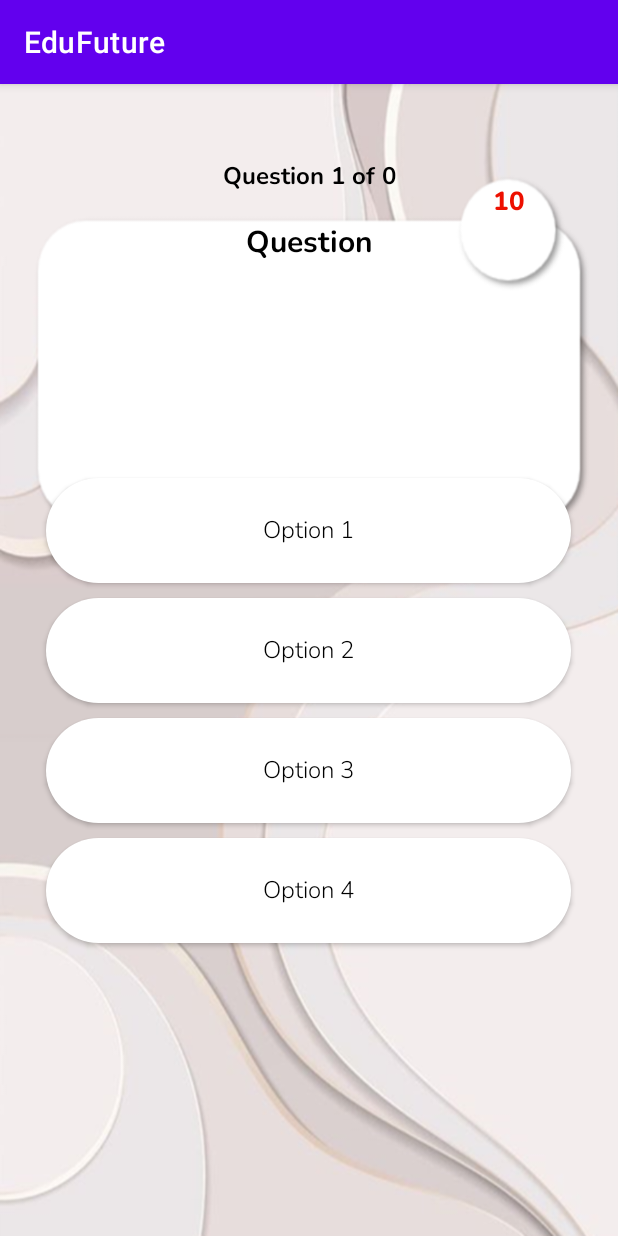
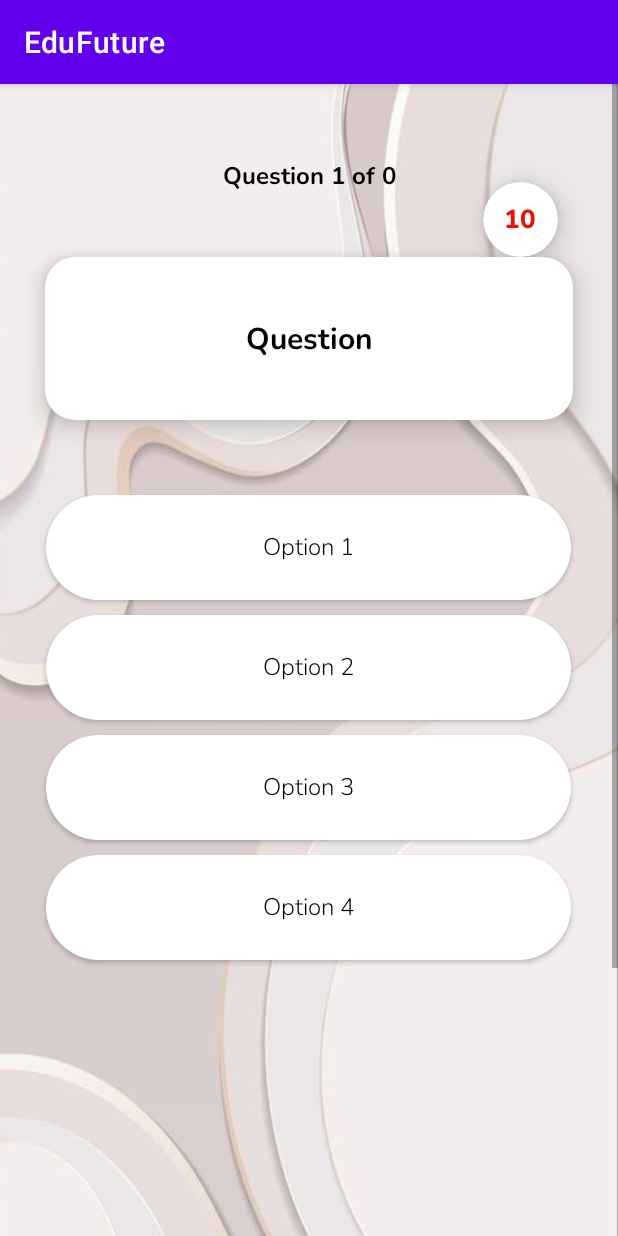
Before and after one commit to alyamzln/edufuture-app, an Android app: the QuizQuestions screen opened directly, with no data from a screen before it, on a phone screen of 412 x 824 dp. Run offline under Robolectric (Android 15) with nearby library versions, the phone set to English and light mode, and no system bars; our stand-ins replace Firebase (no records; nobody signed in at launch, a user with empty details on screens opened directly); 5 statements that could not run were skipped.

Commit message:
modify margin

```diff
--- a/app/src/main/res/layout/activity_quiz_questions.xml
+++ b/app/src/main/res/layout/activity_quiz_questions.xml
@@ -1,11 +1,17 @@
 <?xml version="1.0" encoding="utf-8"?>
-<LinearLayout xmlns:android="http://schemas.android.com/apk/res/android"
+<ScrollView
+    xmlns:android="http://schemas.android.com/apk/res/android"
+    android:layout_width="fill_parent"
+    android:layout_height="fill_parent"
+    android:fillViewport="true">
+
+<LinearLayout
     xmlns:app="http://schemas.android.com/apk/res-auto"
     xmlns:tools="http://schemas.android.com/tools"
     android:layout_width="match_parent"
     android:layout_height="match_parent"
     android:orientation="vertical"
-    android:background="@drawable/ques_bg2"
+    android:background="@drawable/navi_bg"
     tools:context=".QuizQuestions">
 
     <TextView
@@ -22,33 +28,55 @@
         android:textSize="16sp"
         android:textStyle="bold"/>
 
+    <androidx.cardview.widget.CardView
+        android:layout_width="50dp"
+        android:layout_height="50dp"
+        android:layout_gravity="right|top|end"
+        android:layout_marginTop="-15dp"
+        android:layout_marginRight="40dp"
+        app:cardBackgroundColor="@color/white"
+        app:cardCornerRadius="100dp"
+        app:cardElevation="10dp">
+
         <TextView
             android:id="@+id/countdown"
-        android:layout_width="wrap_content"
-        android:layout_height="wrap_content"
-        android:layout_gravity="right|top|end"
-        android:layout_marginTop="-15dp"
-        android:layout_marginRight="62dp"
+            android:layout_width="match_parent"
+            android:layout_height="match_parent"
+            android:gravity="center"
             android:fontFamily="@font/nunito_extrabold"
             android:text="10"
             android:textColor="#ED1000"
             android:textSize="17sp"
             android:textStyle="bold" />
+    </androidx.cardview.widget.CardView>
+
+    <androidx.cardview.widget.CardView
+        android:layout_width="match_parent"
+        android:layout_height="wrap_content"
+        app:cardBackgroundColor="@color/white"
+        app:cardCornerRadius="20dp"
+        android:layout_gravity="center_horizontal"
+        android:layout_marginStart="30dp"
+        android:layout_marginEnd="30dp"
+        app:cardElevation="10dp">
 
         <TextView
             android:id="@+id/question"
             android:layout_width="match_parent"
-        android:layout_height="120dp"
+            android:layout_height="wrap_content"
             android:layout_gravity="center"
             android:layout_marginLeft="40dp"
             android:layout_marginRight="40dp"
-        android:layout_marginBottom="2dp"
+            android:layout_marginTop="40dp"
+            android:layout_marginBottom="40dp"
+            android:background="@color/white"
             android:fontFamily="@font/nunito_bold"
             android:text="Question"
             android:textAlignment="center"
             android:textColor="@color/black"
             android:textSize="20sp"
             android:textStyle="bold" />
+    </androidx.cardview.widget.CardView>
 
     <androidx.appcompat.widget.AppCompatButton
         android:id="@+id/option1"
@@ -125,3 +153,4 @@
     </androidx.appcompat.widget.AppCompatButton>
 
 </LinearLayout>
+</ScrollView>
```
Lines whose indentation alone changed are shown as unchanged.
